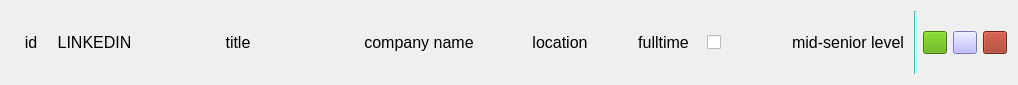
Before: the Qt Designer form views/pages/job_list/row/job_list_row.ui in ozanpempegul/RoleMatcher, drawn with Qt 5.
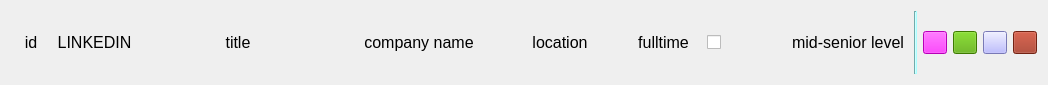
After: the same form once the commit is applied.

Commit message: added generate cover letter button. Fixed generated files' paths.

What changed in the file:
```diff
--- a/views/pages/job_list/row/job_list_row.ui
+++ b/views/pages/job_list/row/job_list_row.ui
@@ -200,6 +200,19 @@
      </property>
     </widget>
    </item>
+   <item>
+    <widget class="QToolButton" name="toolButton_generate_cover_letter">
+     <property name="toolTip">
+      <string>generate cover letter</string>
+     </property>
+     <property name="styleSheet">
+      <string notr="true">background-color: rgb(255, 0, 255);</string>
+     </property>
+     <property name="text">
+      <string/>
+     </property>
+    </widget>
+   </item>
    <item>
     <widget class="QToolButton" name="toolButton_generate_tailored_resume">
      <property name="toolTip">
```
The commit also changes 7 other files.
